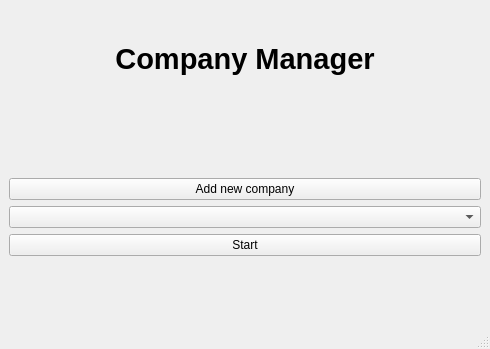
This is gui_windows/welcome_window.ui in softwaredevPK/CompanyManager as Qt 5 draws it before an edit. The edited form follows.
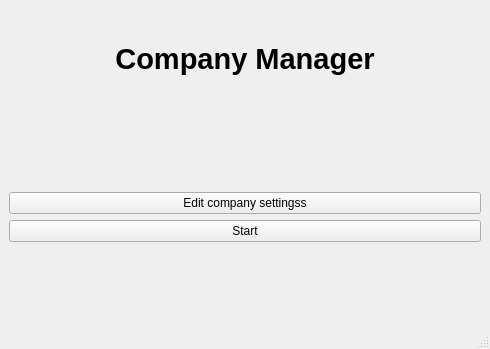
This is the edited form.

Commit message: Rebuilded WelcomeWindow, main.py logic changed, instead of creating Modes for AddCustomer, new child class created + placeholder for EditWindows

Patch:
```diff
--- a/gui_windows/welcome_window.ui
+++ b/gui_windows/welcome_window.ui
@@ -55,13 +55,10 @@
     <item>
      <widget class="QPushButton" name="add_company_B">
       <property name="text">
-       <string>Add new company</string>
+       <string>Edit company settingss</string>
       </property>
      </widget>
     </item>
-    <item>
-     <widget class="QComboBox" name="company_IW"/>
-    </item>
     <item>
      <widget class="QPushButton" name="start_B">
       <property name="text">
```
Left out of the diff: 2 changed lines with no effect on the pictures. The commit also changes 6 other files.
